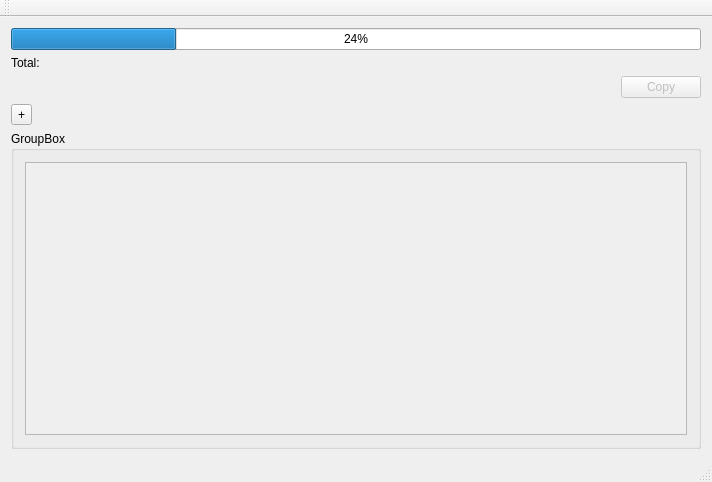
First picture: the form in mainwindow.ui, repository dryajov/filecopier, before the edit.
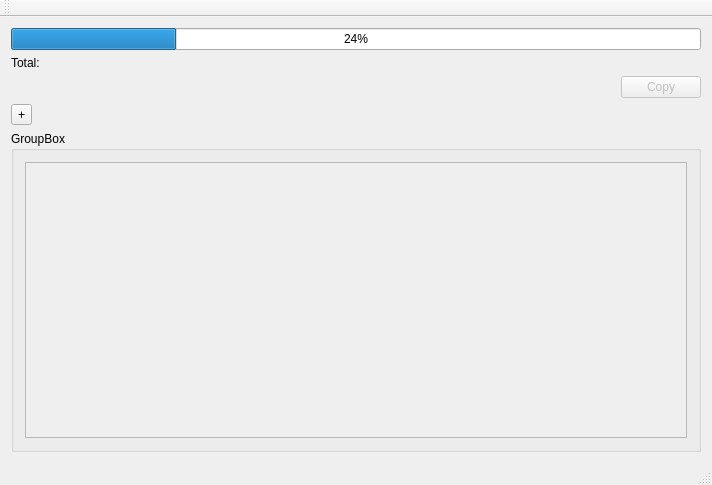
Second picture: the form after the edit.

Diff of the .ui file:
```diff
--- a/mainwindow.ui
+++ b/mainwindow.ui
@@ -7,7 +7,7 @@
     <x>0</x>
     <y>0</y>
     <width>712</width>
-    <height>482</height>
+    <height>485</height>
    </rect>
   </property>
   <property name="sizePolicy">
@@ -83,7 +83,7 @@
               <x>0</x>
               <y>0</y>
               <width>644</width>
-              <height>246</height>
+              <height>249</height>
              </rect>
             </property>
             <layout class="QVBoxLayout" name="verticalLayout_5">
```
